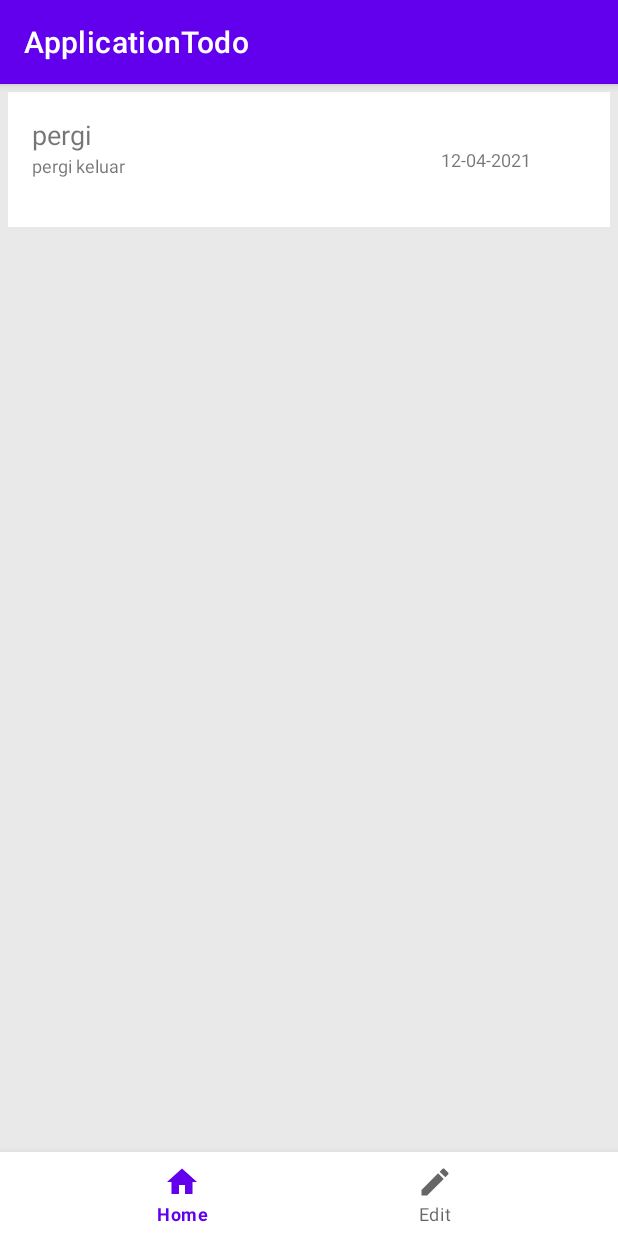
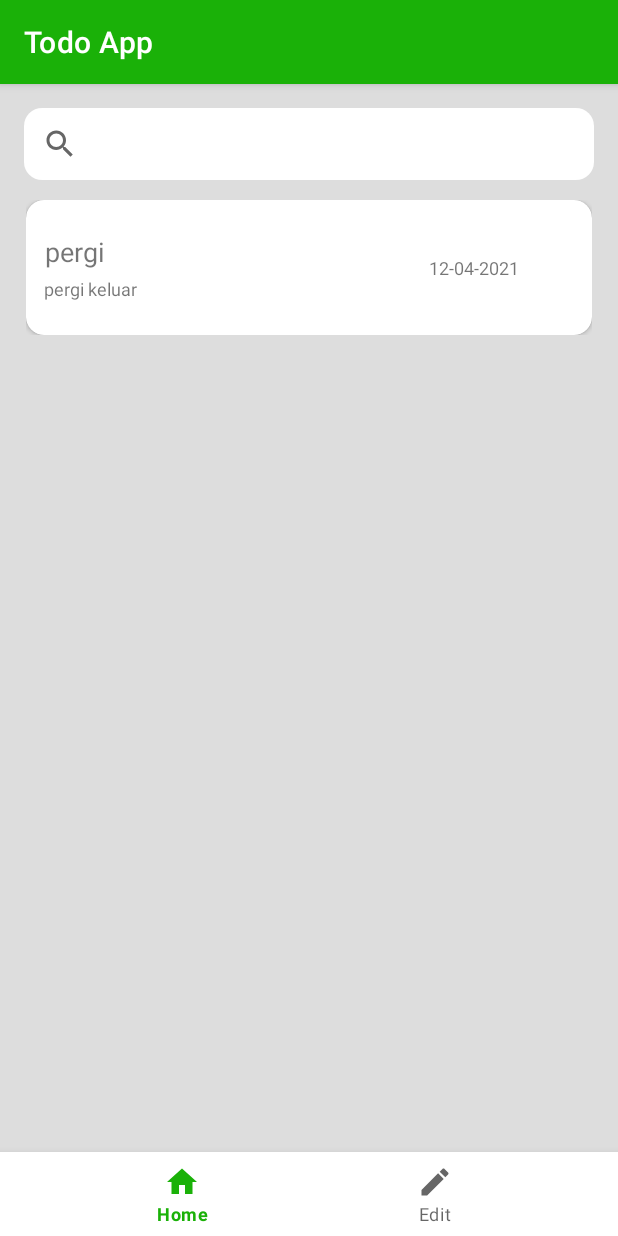
Before and after one commit to Enggar-droid1/UKI, an Android app: the MainFragment screen opened directly, with no data from a screen before it, on a phone screen of 412 x 824 dp. Run offline under Robolectric (Android 15) with nearby library versions, the phone set to English and light mode, and no system bars.

Commit message:
update search

```diff
--- /dev/null
+++ b/app/src/main/res/drawable/bg_search.xml
@@ -0,0 +1,10 @@
+<?xml version="1.0" encoding="utf-8"?>
+<shape xmlns:android="http://schemas.android.com/apk/res/android">
+
+    <corners android:radius="12dp"></corners>
+
+
+    <gradient android:startColor="@color/white"
+        android:endColor="@color/white" />
+
+</shape>
--- a/app/src/main/res/layout/fragment_main2.xml
+++ b/app/src/main/res/layout/fragment_main2.xml
@@ -3,13 +3,35 @@
     xmlns:tools="http://schemas.android.com/tools"
     android:layout_width="match_parent"
     android:layout_height="match_parent"
+    android:background="#DDDDDD"
+    android:padding="12dp"
+    android:orientation="vertical"
     tools:context=".MainFragment">
 
-    <androidx.recyclerview.widget.RecyclerView
-        android:id="@+id/rvTodo"
+    <RelativeLayout
         android:layout_width="match_parent"
         android:layout_height="wrap_content"
-        tools:listitem="@layout/item_todo"/>
+        android:padding="4dp">
+    <androidx.appcompat.widget.SearchView
+        android:id="@+id/searchView"
+        android:layout_width="match_parent"
+        android:layout_height="wrap_content"
+        android:background="@drawable/bg_search"
+        android:layout_gravity="end">
+    </androidx.appcompat.widget.SearchView>
+    </RelativeLayout>
+
+    <ScrollView
+        android:layout_width="match_parent"
+        android:layout_height="wrap_content"
+        android:layout_marginTop="60dp">
+
+        <androidx.recyclerview.widget.RecyclerView
+            android:id="@+id/rvTodo"
+            android:layout_width="match_parent"
+            android:layout_height="wrap_content"
+            tools:listitem="@layout/item_todo" />
+    </ScrollView>
 
 
 </FrameLayout>
--- a/app/src/main/res/layout/item_todo.xml
+++ b/app/src/main/res/layout/item_todo.xml
@@ -1,46 +1,63 @@
 <?xml version="1.0" encoding="utf-8"?>
-<LinearLayout
-    xmlns:android="http://schemas.android.com/apk/res/android"
+<LinearLayout xmlns:android="http://schemas.android.com/apk/res/android"
+    xmlns:app="http://schemas.android.com/apk/res-auto"
+    android:id="@+id/Lt_Item"
     android:layout_width="match_parent"
     android:layout_height="90dp"
-    android:orientation="horizontal"
-    android:id="@+id/Lt_Item"
     android:layout_margin="5dp"
-    android:background="@color/white">
+    android:background="#DDDDDD"
+    android:orientation="horizontal">
+
+    <androidx.cardview.widget.CardView
+        android:layout_width="match_parent"
+        android:layout_height="wrap_content"
+        app:cardCornerRadius="12dp">
 
         <LinearLayout
+            android:layout_width="match_parent"
+            android:layout_height="90dp">
+
+            <RelativeLayout
                 android:layout_width="220dp"
                 android:layout_height="match_parent"
-        android:orientation="vertical"
-        android:layout_marginLeft="16dp"
-        android:layout_marginTop="16dp">
+                android:orientation="vertical">
 
                 <TextView
                     android:id="@+id/tvNama"
                     android:layout_width="wrap_content"
                     android:layout_height="wrap_content"
+                    android:gravity="center"
+                    android:layout_marginTop="22dp"
+                    android:layout_marginLeft="12dp"
                     android:text="Nama"
-            android:textSize="18sp"/>
+                    android:textSize="18sp" />
+
                 <TextView
                     android:id="@+id/tvStatus"
                     android:layout_width="wrap_content"
                     android:layout_height="wrap_content"
+                    android:layout_marginLeft="12dp"
+                    android:layout_marginTop="4dp"
+                    android:layout_below="@+id/tvNama"
                     android:text="Status"
-            android:textSize="12sp"/>
+                    android:textSize="12sp" />
 
-    </LinearLayout>
+            </RelativeLayout>
 
-    <LinearLayout
+            <RelativeLayout
                 android:layout_width="match_parent"
                 android:layout_height="match_parent">
+
                 <TextView
                     android:id="@+id/tvDate"
                     android:layout_width="match_parent"
-            android:layout_height="wrap_content"
+                    android:layout_height="match_parent"
+                    android:layout_gravity="center"
+                    android:gravity="center"
                     android:text="30-02-2020"
-            android:textSize="12sp"
-            android:layout_gravity="center"
-            android:textAlignment="center"/>
+                    android:textAlignment="center"
+                    android:textSize="12sp" />
+            </RelativeLayout>
         </LinearLayout>
-
+    </androidx.cardview.widget.CardView>
 </LinearLayout>
--- a/app/src/main/res/values/colors.xml
+++ b/app/src/main/res/values/colors.xml
@@ -1,8 +1,8 @@
 <?xml version="1.0" encoding="utf-8"?>
 <resources>
-    <color name="purple_200">#FFBB86FC</color>
-    <color name="purple_500">#FF6200EE</color>
-    <color name="purple_700">#FF3700B3</color>
+    <color name="purple_200">#87F85F</color>
+    <color name="purple_500">#1AB108</color>
+    <color name="purple_700">#098800</color>
     <color name="teal_200">#FF03DAC5</color>
     <color name="teal_700">#FF018786</color>
     <color name="black">#FF000000</color>
--- a/app/src/main/res/values/strings.xml
+++ b/app/src/main/res/values/strings.xml
@@ -1,5 +1,5 @@
 <resources>
-    <string name="app_name">ApplicationTodo</string>
+    <string name="app_name">Todo App</string>
     <!-- TODO: Remove or change this placeholder text -->
     <string name="hello_blank_fragment">Hello blank fragment</string>
 </resources>
```
Lines whose indentation alone changed are shown as unchanged.
